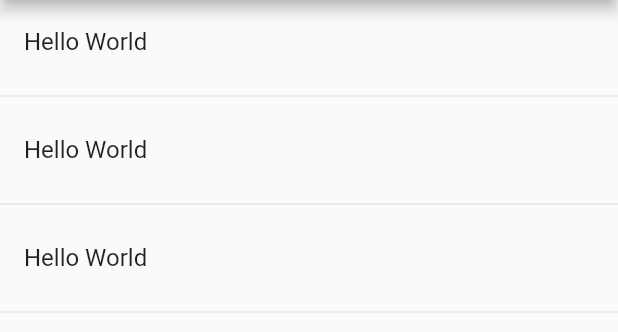
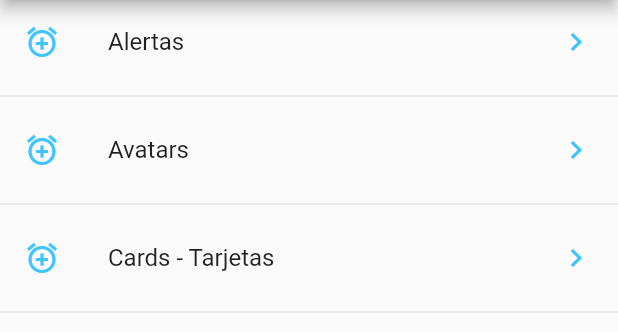
Before and after one commit to jsflor/flutterComponents, a Flutter app: the screen it shows after launch, on a phone screen of 412 x 824 dp, the part 84-416 px from its top. Run offline on Flutter 3.47's test engine with Material 2 defaults, Android fonts, the phone set to English and light mode, and no system bars.

Commit message:
JSON & FutureBuilder

```diff
--- /dev/null
+++ b/data/menu_opts.json
@@ -0,0 +1,20 @@
+{
+    "nombreApp" : "Componentes",
+    "rutas" : [
+        {
+            "ruta" : "alert",
+            "icon" : "add_alert",
+            "texto": "Alertas"
+        },
+        {
+            "ruta" : "avatar",
+            "icon" : "accessibility",
+            "texto": "Avatars"
+        },
+        {
+            "ruta" : "card",
+            "icon" : "folder_open",
+            "texto": "Cards - Tarjetas"
+        }
+    ]
+}
--- a/lib/src/pages/HomePage.dart
+++ b/lib/src/pages/HomePage.dart
@@ -1,4 +1,5 @@
 import 'package:flutter/material.dart';
+import 'package:flutterapp/src/providers/MenuProvider.dart';
 
 class HomePage extends StatelessWidget {
   @override
@@ -12,19 +13,34 @@ class HomePage extends StatelessWidget {
   }
 
   Widget _list(){
-    return ListView(
-      children: _listItems(),
+//  menuProvider.cargarData();
+    return FutureBuilder(
+      future: menuProvider.cargarData(),
+      initialData: [],
+      builder: (context, AsyncSnapshot<List<dynamic>> snapshot){
+        return ListView(
+          children: _listItems(snapshot.data),
+        );
+      },
     );
+//    return ListView(
+//      children: _listItems(),
+//    );
   }
 
-  List<Widget> _listItems(){
-    return [
-      ListTile( title: Text("Hello World"), ),
-      Divider(),
-      ListTile( title: Text("Hello World"), ),
-      Divider(),
-      ListTile( title: Text("Hello World"), ),
-      Divider(),
-    ];
+  List<Widget> _listItems(List<dynamic> data){
+    final List<Widget> opts = [];
+
+    data.forEach((opt){
+      final widgetTemp = ListTile(
+        title: Text(opt['texto']),
+        leading: Icon(Icons.add_alarm, color: Colors.lightBlueAccent),
+        trailing: Icon(Icons.keyboard_arrow_right, color: Colors.lightBlueAccent),
+        onTap: (){}
+      );
+      opts.add(widgetTemp);
+      opts.add(Divider());
+    });
+    return opts;
   }
 }
--- a/pubspec.yaml
+++ b/pubspec.yaml
@@ -41,8 +41,8 @@ flutter:
   uses-material-design: true
 
   # To add assets to your application, add an assets section, like this:
-  # assets:
-  #  - images/a_dot_burr.jpeg
+  assets:
+     - data/menu_opts.json
   #  - images/a_dot_ham.jpeg
 
   # An image asset can refer to one or more resolution-specific "variants", see
```
Also changed, not shown: lib/src/providers/MenuProvider.dart (added, +20 -0 lines).
